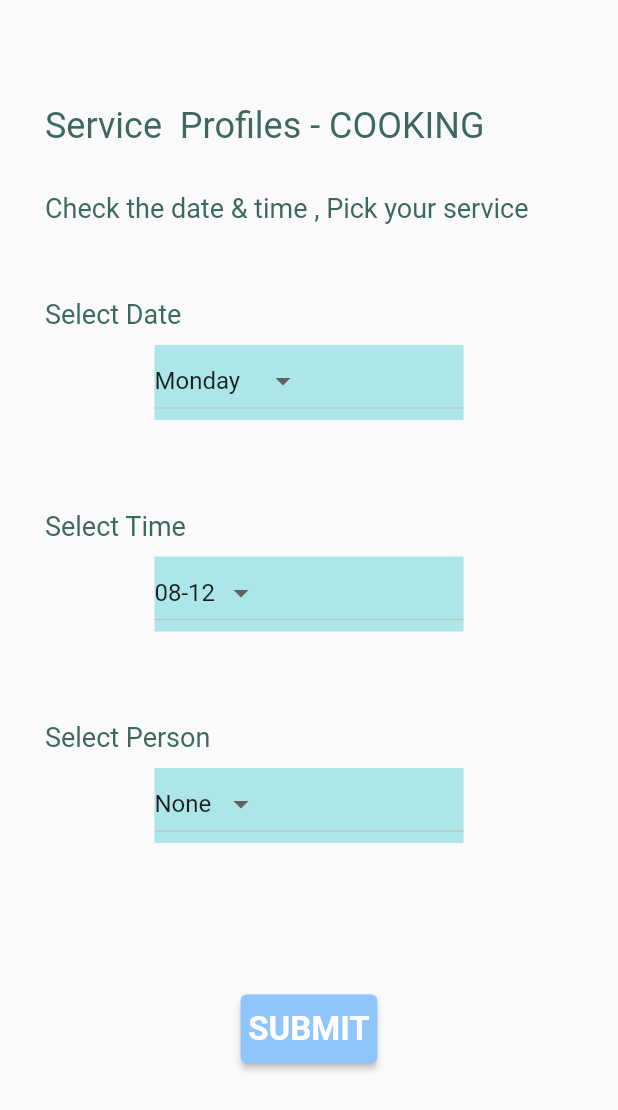
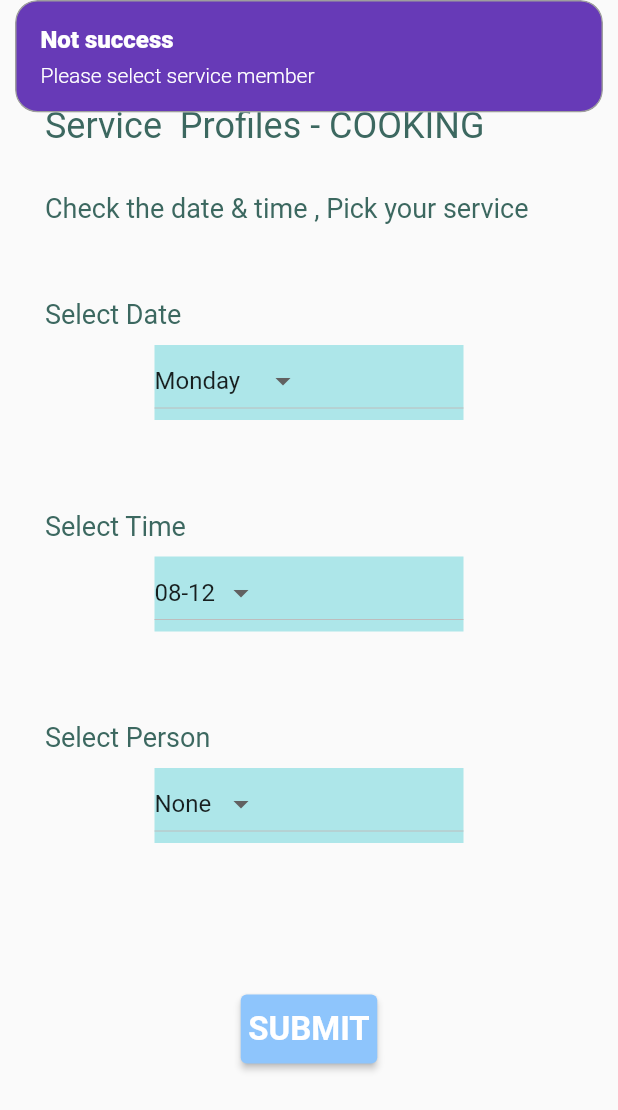
Before and after one commit to Kasunm12/Apartment-service-solution, a Flutter app: the ViewServices screen opened directly, after a tap on "SUBMIT", on a phone screen of 412 x 824 dp. Shown: the top 1110 px of the screen. Run offline on Flutter 3.47's test engine with Material 2 defaults, Android fonts, the phone set to English and light mode, and no system bars; our stand-ins replace convex_bottom_bar, dio, flutter_spinkit, get; network calls fail.

Commit message:
popup commit

```diff
--- a/lib/screens/services/add_services_screen.dart
+++ b/lib/screens/services/add_services_screen.dart
@@ -3,6 +3,8 @@ import 'package:apartment_service_solution/screens/services/added_services.dart'
 import 'package:apartment_service_solution/screens/login.dart';
 import 'package:dio/dio.dart';
 import 'package:flutter/material.dart';
+import 'package:get/get.dart';
+import 'package:get/get_core/src/get_main.dart';
 import '../../constants/baseAPI.dart';
 import '../../constants/colors.dart';
 
@@ -269,7 +271,18 @@ class _ViewServicesState extends State<ViewServices> {
                   style: TextStyle(fontSize: 22),
                 ),
                 onPressed: () {
-                  addServices();
+                  if(person == 'None'){
+                    Get.snackbar(
+                      "Not success",
+                      "Please select service member",
+                      backgroundColor: Colors.deepPurple,
+                      colorText: Colors.white,
+                      borderWidth: 1,
+                      borderColor: Colors.grey,
+                    );
+                  }else{
+                    addServices();
+                  }
                 },
                 style: ElevatedButton.styleFrom(
                   primary: blue,
```
Also changed, not shown: lib/screens/bill/viewing_utility_bills.dart (+42 -17 lines), lib/screens/complaint/new_complaint_screen.dart (+14 -1 lines), lib/screens/homescreen.dart (+7 -1 lines).
